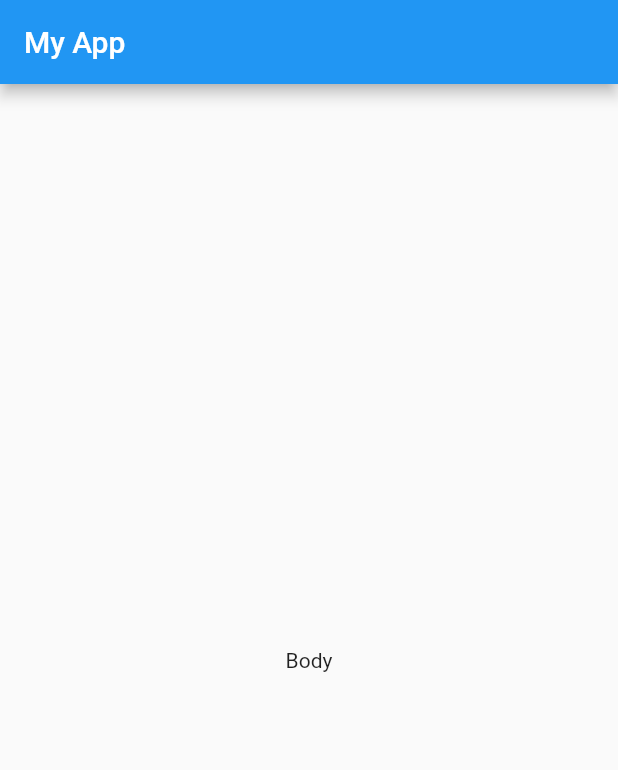
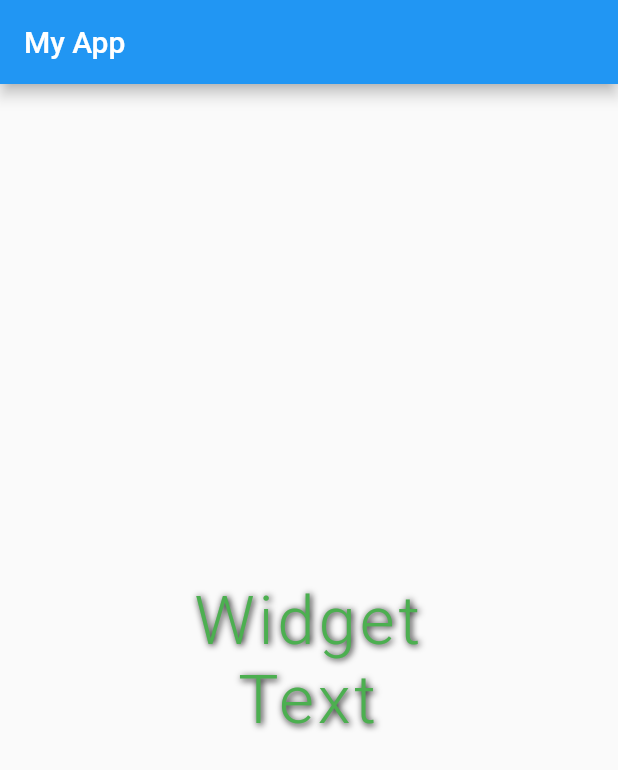
Before and after one commit to bolloteam/flutterTest, a Flutter app: the screen it shows after launch, on a phone screen of 412 x 824 dp. Shown: the top 770 px of the screen. Run offline on Flutter 3.47's test engine with Material 2 defaults, Android fonts, the phone set to English and light mode, and no system bars.

Commit message:
Widget Text

```diff
--- a/lib/pages/home_page.dart
+++ b/lib/pages/home_page.dart
@@ -8,7 +8,18 @@ class HomePage extends StatelessWidget{
         title: Text("My App"),
       ),
       body: Center(
-        child: Text("Body"),
+        child: Text("Widget\nText",
+        textAlign: TextAlign.center,
+          style: TextStyle(
+            color: Colors.green,
+            fontSize: 45,
+            letterSpacing: 2.5,
+            fontWeight: FontWeight.w300,
+            shadows: [
+              Shadow(color: Colors.black,blurRadius: 6, offset: Offset(1,1))
+            ],
+          ),
+        ),
       ),
     );
   }
```
